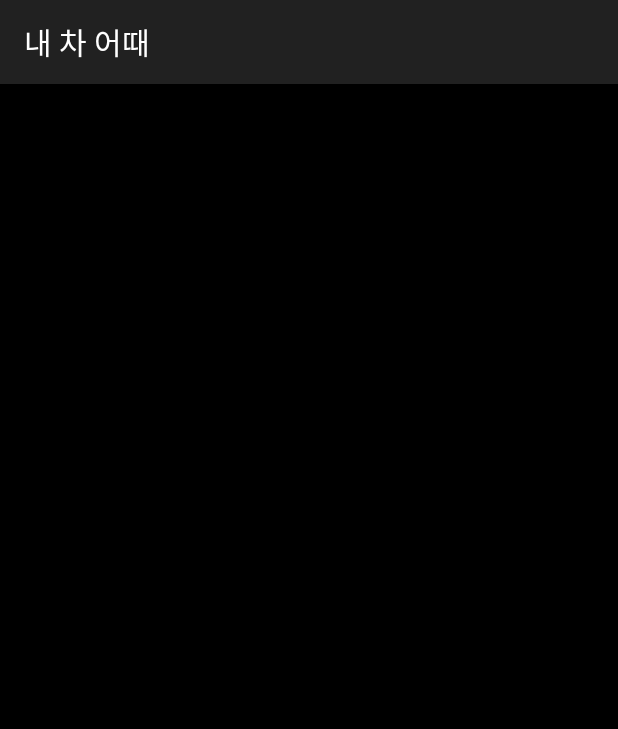
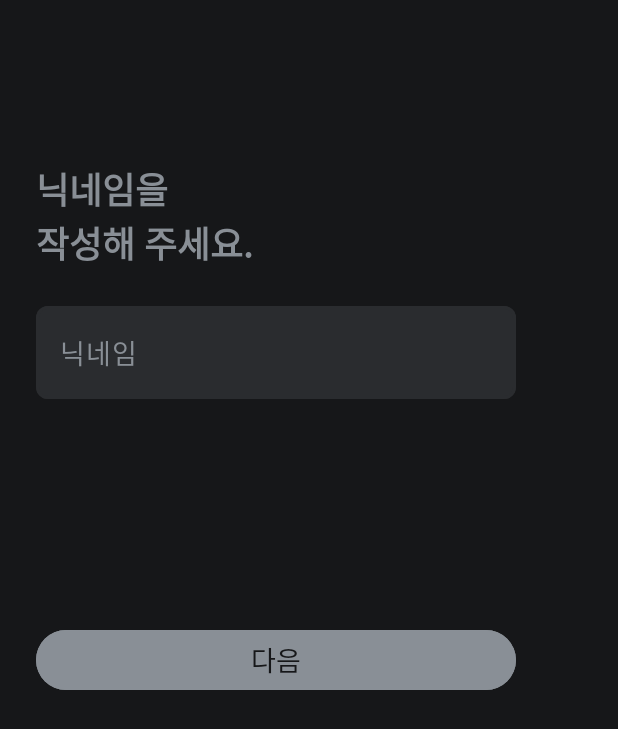
Before and after one commit to ssangdon/KingCar, an Android app: the screen it shows after launch (MainActivity), on a phone screen of 412 x 824 dp. Shown: the top 729 px of the screen. Run offline under Robolectric (Android 15) with nearby library versions, the phone set to English and light mode, and no system bars.

```diff
--- a/app/src/main/AndroidManifest.xml
+++ b/app/src/main/AndroidManifest.xml
@@ -10,7 +10,7 @@
         android:label="@string/app_name"
         android:roundIcon="@mipmap/ic_launcher_round"
         android:supportsRtl="true"
-        android:theme="@style/Theme.KingCar"
+        android:theme="@style/Theme.Test"
         tools:targetApi="31">
         <activity
             android:name=".MainActivity"
--- a/app/src/main/java/com/example/kingcar/MainActivity.kt
+++ b/app/src/main/java/com/example/kingcar/MainActivity.kt
@@ -1,46 +1,36 @@
-package com.example.kingcar
+package com.example.test
 
+import android.annotation.SuppressLint
 import android.graphics.Color
-import android.opengl.EGLImage
 import androidx.appcompat.app.AppCompatActivity
 import android.os.Bundle
+import android.widget.Button
 import android.widget.EditText
-import android.widget.Button
-import android.widget.Toast
 import androidx.core.widget.addTextChangedListener
-import com.example.kingcar.databinding.ActivityMainBinding
 
 class MainActivity : AppCompatActivity() {
-    private var binding: ActivityMainBinding? = null
     override fun onCreate(savedInstanceState: Bundle?) {
         super.onCreate(savedInstanceState)
-        binding = ActivityMainBinding.inflate(layoutInflater)
-        setContentView(binding?.root)
-
-        binding?.nicknameTextfield?.setText("초기값")
+        setContentView(R.layout.activity_main)
         isButtonValid()
     }
-
+    @SuppressLint("ResourceAsColor")
     fun isButtonValid(){
         val button = findViewById<Button>(R.id.nextButton)
-        val textField = findViewById<EditText>(R.id.nickname_textfield)
+        val textField = findViewById<EditText>(R.id.nickNameTextField)
         textField.addTextChangedListener{
-            val nickName = findViewById<EditText>(R.id.nickname_textfield).text.toString()
-            if(nickName.isEmpty()){
+            val nickname = textField.text.toString()
+//            닉네임 중복검사 로직 필요
+            if(nickname.isEmpty()){
+                button.setBackgroundColor(Color.parseColor("#898F96"))
                 button.isEnabled = false
-                button.setBackgroundColor(Color.BLUE)
+
             }else{
+                button.setBackgroundColor(Color.parseColor("#C2FF41"))
                 button.isEnabled = true
-                button.setBackgroundColor(Color.BLACK)
             }
 
         }
-        button.setOnClickListener{
-            val nickName = findViewById<EditText>(R.id.nickname_textfield).text.toString()
-                Toast.makeText(this@MainActivity,"닉네임을 입력해주세요",Toast.LENGTH_SHORT).show()
 
-//            Toast.makeText(this@MainActivity,nickName,Toast.LENGTH_SHORT).show()
-        }
     }
-
 }
--- a/app/src/main/res/layout/activity_main.xml
+++ b/app/src/main/res/layout/activity_main.xml
@@ -8,7 +8,6 @@
     <LinearLayout
         android:layout_width="match_parent"
         android:layout_height="match_parent"
-
         android:orientation="vertical">
         <TextView
             android:layout_width="wrap_content"
@@ -17,7 +16,7 @@
             android:textSize="24sp"
             android:layout_marginTop="108dp"
             android:layout_marginLeft="24dp"
-            android:textColor="@color/white"
+            android:textColor="@color/gray50"
             android:textStyle="bold"
             app:layout_constraintBottom_toBottomOf="parent"
             app:layout_constraintEnd_toEndOf="parent"
@@ -25,42 +24,45 @@
             app:layout_constraintTop_toTopOf="parent" />
 
         <com.google.android.material.textfield.TextInputLayout
-
+            android:id="@+id/nickNameTextLayout"
             android:layout_width="320dp"
             android:layout_height="wrap_content"
             android:layout_marginTop="24dp"
-            android:textColorHint="@color/gray50"
             android:layout_marginLeft="24dp"
+            app:boxStrokeColor="@color/gray80"
+            app:boxBackgroundColor="@color/gray80"
             app:hintEnabled="false"
-            app:boxBackgroundColor = "@color/gray80"
             app:boxCornerRadiusBottomEnd="8dp"
             app:boxCornerRadiusTopEnd="8dp"
             app:boxCornerRadiusBottomStart="8dp"
             app:boxCornerRadiusTopStart="8dp"
-            app:boxStrokeColor="#EFF2F5"
             >
 
             <com.google.android.material.textfield.TextInputEditText
-                android:id="@+id/nickname_textfield"
+                android:id="@+id/nickNameTextField"
                 android:layout_width="match_parent"
                 android:layout_height="wrap_content"
                 android:textSize="18sp"
+                android:textColorHint="@color/gray50"
+                android:textColor="@color/white"
                 android:hint="닉네임"
                 />
+        </com.google.android.material.textfield.TextInputLayout>
 
-        </com.google.android.material.textfield.TextInputLayout>
         <Button
             style="@style/Widget.Material3.Button.ElevatedButton"
             android:id="@+id/nextButton"
             android:layout_width="320dp"
             android:layout_height="wrap_content"
-            android:textColor="#FFFFFF"
-            android:backgroundTint="#B2B7BD"
+            android:backgroundTint="@color/gray50"
+            android:textColor="@color/gray90"
             android:layout_marginLeft="24dp"
             android:layout_marginTop="150dp"
-            android:text="다음"
+            android:textSize="18sp"
+            android:text="@string/next"
             android:enabled="false"
             />
+
 
     </LinearLayout>
 
--- a/app/src/main/res/values/colors.xml
+++ b/app/src/main/res/values/colors.xml
@@ -1,7 +1,7 @@
 <?xml version="1.0" encoding="utf-8"?>
 <resources>
     <color name="black">#FF000000</color>
-    <color name="backgroundColor">#FF000000</color>
+    <color name="backgroundColor">#161719</color>
 
     <color name="white">#FFFFFFFF</color>
 
--- a/app/src/main/res/values/strings.xml
+++ b/app/src/main/res/values/strings.xml
@@ -1,4 +1,5 @@
 <resources>
     <string name="app_name">내 차 어때</string>
     <string name="nickname_placeholder">닉네임을\n작성해 주세요.</string>
+    <string name="next">다음</string>
 </resources>
--- a/app/src/main/res/values/themes.xml
+++ b/app/src/main/res/values/themes.xml
@@ -1,12 +1,11 @@
 <resources xmlns:tools="http://schemas.android.com/tools">
     <!-- Base application theme. -->
-    <style name="Base.Theme.KingCar" parent="Theme.Material3.DayNight.NoActionBar">
+    <style name="Base.Theme.Test" parent="Theme.Material3.DayNight.NoActionBar">
         <!-- Customize your light theme here. -->
         <!-- <item name="colorPrimary">@color/my_light_primary</item> -->
     </style>
 
-    <style name="Theme.KingCar" parent="Theme.AppCompat.DayNight.DarkActionBar" >
-        <item name="android:windowBackground">@color/backgroundColor</item>
+    <style name="Theme.Test" parent="Base.Theme.Test" >
+        <item name="android:windowBackground">#161719</item>
     </style>
-<!--    <style name="AppTheme" parent="Theme.AppCompat.DayNight.DarkActionBar">-->
 </resources>
```
Also changed, not shown: app/build.gradle.kts (+2 -5 lines).
